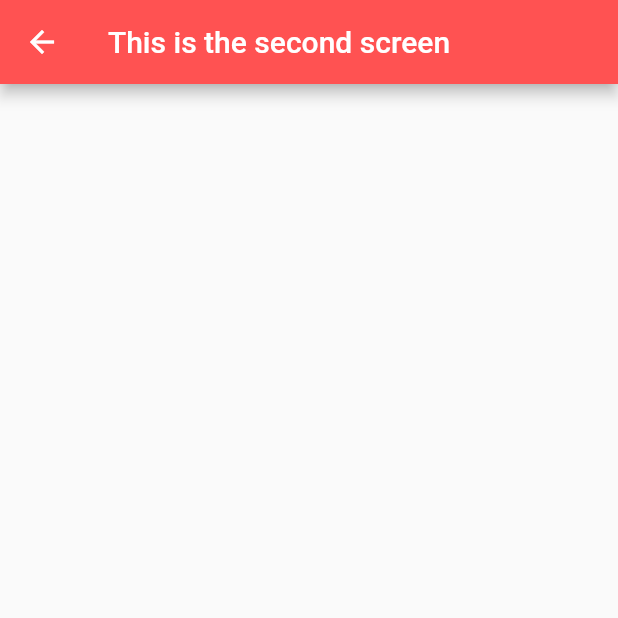
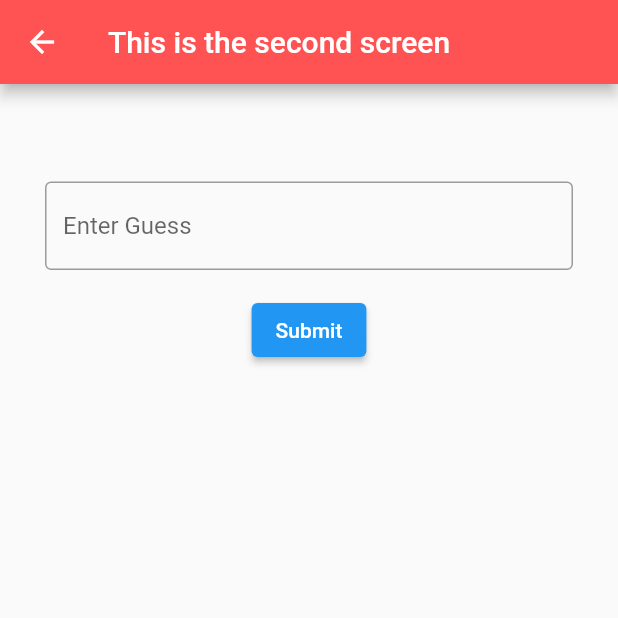
Before and after one commit to cathymariza/wrd-masters, a Flutter app: the WordScreen screen opened directly with empty values, on a phone screen of 412 x 824 dp, the top half of it. Run offline on Flutter 3.47's test engine with Material 2 defaults, Android fonts, the light colour scheme and no system bars; project files that could hold a hidden picture were left out.

```diff
--- a/word_masters/lib/main.dart
+++ b/word_masters/lib/main.dart
@@ -20,14 +20,18 @@ class MyApp extends StatelessWidget {
   Widget build(BuildContext context) {
     return MaterialApp(
       title: 'Word Masters',
+      /*theme: ThemeData(
+        primarySwatch: Colors.blue,
+      ),
+      home: const MyHomePage(title: 'Word Masters'),*/
       theme: ThemeData(
         primarySwatch: Colors.blue,
+        visualDensity: VisualDensity.adaptivePlatformDensity,
       ),
-      home: const MyHomePage(title: 'Word Masters'),
+      home: MyHomePage(title: 'Networking Demo'),
     );
   }
 }
-
 class MyHomePage extends StatefulWidget {
   const MyHomePage({super.key, required this.title});
 
@@ -36,8 +40,61 @@ class MyHomePage extends StatefulWidget {
   @override
   State<MyHomePage> createState() => _MyHomePageState();
 }
+class _MyHomePageState extends State<MyHomePage> {
+  int _counter = 0;
 
-class _MyHomePageState extends State<MyHomePage>
+  void _incrementCounter() {
+    setState(() {
+      _counter++;
+    });
+  }
+
+  @override
+  Widget build(BuildContext context) {
+    return Scaffold(
+      appBar: AppBar(
+        // Here we take the value from the MyHomePage object that was created by
+        // the App.build method, and use it to set our appbar title.
+        title: Text(widget.title),
+      ),
+      body: Column(
+          mainAxisAlignment: MainAxisAlignment.center,
+          children: <Widget>[
+            Center(
+              child: ElevatedButton(
+                child: const Text('Open route'),
+                onPressed: () {
+                  Navigator.push(
+                    context,
+                    MaterialPageRoute(builder: (context) => LevelScreen(title: "Welcome")),
+            );
+          },
+        ),
+)
+            /*Text(
+              '$_counter',
+              style: Theme.of(context).textTheme.headline4,
+            ),*/
+          ],
+        ),
+      );
+  }
+}
+
+
+
+class LevelScreen extends StatefulWidget{
+  LevelScreen({super.key, required this.title});
+
+  final String title;
+
+  @override
+  //_LevelScreenState createState() => _LevelScreenState();
+  _LevelScreenState createState() => _LevelScreenState();
+}
+
+
+class _LevelScreenState extends State<LevelScreen>
     with SingleTickerProviderStateMixin {
   late double _scale;
   late AnimationController _controller;
@@ -79,8 +136,8 @@ class _MyHomePageState extends State<MyHomePage>
                 child: GestureDetector(
                   onTap: () async {
                     String word = await _chooseWord("easy");
-                    gamePageNav(word);
-                    print(word);
+                    List words = await _wordList();
+                    gamePageNav(word, words);
                   },
                   child: Transform.scale(
                     scale: _scale,
@@ -96,8 +153,8 @@ class _MyHomePageState extends State<MyHomePage>
               child: GestureDetector(
                 onTap: () async {
                   String word = await _chooseWord("medium");
-                  gamePageNav(word);
-                  print(word);
+                  List words = await _wordList();
+                  gamePageNav(word, words);
                 },
                 child: Transform.scale(
                   scale: _scale,
@@ -114,13 +171,13 @@ class _MyHomePageState extends State<MyHomePage>
               child: GestureDetector(
                 onTap: () async {
                   String word = await _chooseWord("hard");
-                  gamePageNav(word);
-                  print(word);
+                  List words = await _wordList();
+                  gamePageNav(word, words);
                 },
                 child: Transform.scale(
                   scale: _scale,
                   child: Button(
-                    start: const Color(0xFF2DC1C13),
+                    start: const Color(0xFFDC1C13),
                     end: const Color(0xFFDC1C13),
                     name: 'Hard',
                   ),
@@ -138,27 +195,19 @@ class _MyHomePageState extends State<MyHomePage>
     );
   }
 
-  void gamePageNav(String word) {
+
+  void gamePageNav(String word, List words) {
     Navigator.push(
       context,
       MaterialPageRoute(
-          builder: (context) => FriendScreen(
-                key: const Key("Friend Screen"),
-                title: "Welcome",
-              )),
+          builder: (context) => WordScreen(
+              key: const Key("Word Screen"), word: word, words: words)),
     );
   }
 
   void _onTapDown(TapDownDetails details) {
     _controller.forward();
 
-    // Navigator.push(
-    //   context,
-    //   MaterialPageRoute(
-    //       builder: (context) => const WordScreen(
-    //             key: Key("Word Screen"),
-    //           )),
-    // );
   }
 
   void _onTapUp(TapUpDetails details) {
@@ -181,9 +230,112 @@ class _MyHomePageState extends State<MyHomePage>
 
     return word;
   }
+  Future<List> _wordList() async {
+    var words = [];
+    await rootBundle.loadString('assets/english3.txt').then((q) {
+      for (String i in const LineSplitter().convert(q)) {
+        words.add(i);
+      }
+    });
+    //print(words);
+    return words; // i just really want this word list
+  }
 }
 
 class WordScreen extends StatefulWidget {
+  WordScreen({Key? key, required this.word, required this.words})
+      : super(key: key);
+
+  String word;
+  List words;
+
+  @override
+  _WordScreenState createState() => _WordScreenState(word, words);
+}
+
+// add a field that requires a word to passed to create this screen
+class _WordScreenState extends State<WordScreen> {
+  _WordScreenState(this.word, this.words);
+  String word;
+  List words;
+
+  // ALSO I ADDED THIS
+  final _entryForm = GlobalKey<FormState>(); // for validator
+
+  // i just want the dictionary to check validation -- currently not working
+  Future<List> _wordList() async {
+    var words = [];
+    await rootBundle.loadString('assets/english3.txt').then((q) {
+      for (String i in const LineSplitter().convert(q)) {
+        words.add(i);
+      }
+    });
+    print(words);
+    return words; // i just really want this word list
+  } // AND THIS
+
+  @override
+  Widget build(BuildContext context) {
+    //var words = await _wordList();
+    return Scaffold(
+      appBar: AppBar(
+        title: Text("This is the second screen"),
+        backgroundColor: Colors.redAccent,
+      ),
+      body: Container(
+          alignment: Alignment.center,
+          padding: const EdgeInsets.all(30),
+          child: Column(children: [
+            Text(
+              "$word",
+              style: TextStyle(fontSize: 30),
+            ),
+
+            //// EVERYTHING i ADDED STARTS HERE
+            Form(
+              key: _entryForm,
+              child: TextFormField(
+                key: const Key('formKey'),
+                decoration: InputDecoration(
+                    border: OutlineInputBorder(), hintText: 'Enter Guess'),
+                validator: (inputValue) {
+                  if (inputValue == word) {
+                    return "woohoo!";
+                  }
+                  if (inputValue == null || inputValue.isEmpty) {
+                    return 'Please enter a guess';
+                  }
+                  if (words.contains(inputValue)) {
+                    return "good guess but not the right word";
+                  }
+                  if (inputValue.length != word.length) {
+                    return "word length doesn't match";
+                  } else {
+                    return "not a valid word, try again";
+                  }
+                },
+              ),
+            ),
+            //this button validates submitted answer
+            Padding(
+              padding: const EdgeInsets.symmetric(vertical: 16.0),
+              child: ElevatedButton(
+                onPressed: () {
+                  // Validate returns true if the form is valid, or false otherwise.
+                  if (_entryForm.currentState!.validate()) {
+                    ScaffoldMessenger.of(context).showSnackBar(
+                      const SnackBar(content: Text('Processing Guess')),
+                    );
+                  }
+                },
+                child: const Text('Submit'),
+              ),
+            ),
+          ])),
+    );
+
+
+/*class WordScreen extends StatefulWidget {
   WordScreen({Key? key, required this.word}) : super(key: key);
 
   String word;
@@ -201,7 +353,7 @@ class _WordScreenState extends State<WordScreen> {
   Widget build(BuildContext context) {
     return Scaffold(
       appBar: AppBar(
-        title: Text("This is the second screen"),
+        title: Text("Word Screen"),
         backgroundColor: Colors.redAccent,
       ),
       body: Container(
@@ -214,9 +366,9 @@ class _WordScreenState extends State<WordScreen> {
             )
           ])),
     );
-  }
 }
-class FriendScreen extends StatefulWidget {
+
+/*class FriendScreen extends StatefulWidget {
   FriendScreen({Key? key, required this.title}) : super(key: key);
 
   final String title;
@@ -227,25 +379,67 @@ class FriendScreen extends StatefulWidget {
 
 // add a field that requires a word to passed to create this screen
 class _FriendScreenState extends State<FriendScreen> {
-  _FriendScreenState(this.title);
+  late double _scale;
+  late String word;
+  @override
+  void initState() {
+    _controller = AnimationController(
+      vsync: this,
+      duration: const Duration(
+        milliseconds: 200,
+      ),
+      lowerBound: 0.0,
+      upperBound: 0.1,
+    )..addListener(() {
+        setState(() {});
+      });
+    super.initState();
+  }
+
+  @override
+  void dispose() {
+    super.dispose();
+    _controller.dispose();
+  }
   String title;
 
   @override
   Widget build(BuildContext context) {
+    _scale = 1 - _controller.value;
     return Scaffold(
       appBar: AppBar(
-        title: Text("This is the second screen"),
+        title: Text("Friend Screen"),
         backgroundColor: Colors.blueGrey,
       ),
-      body: Container(
-          alignment: Alignment.center,
-          padding: EdgeInsets.all(30),
-          child: Column(children: [
-            Text(
-              "Hi",
-              style: TextStyle(fontSize: 30),
-            )
-          ])),
-    );
-  }
+      body: Center(
+        child: Column(
+          mainAxisAlignment: MainAxisAlignment.center,
+          children: <Widget>[
+            Padding(
+                padding: const EdgeInsets.all(16.0),
+                child: GestureDetector(
+                  onTap: () async {
+                    //String word = await _chooseWord("easy");
+                    FriendPageNav();
+                    print(word);
+                  },
+                  child: Transform.scale(
+                    scale: _scale,
+                    child: Button(
+                      start: const Color(0xFF2EB62C),
+                      end: const Color(0xFF2EB62C),
+                      name: 'Easy',
+                    ),
+                  ),
+                )),
+  void FriendPageNav() {
+    Navigator.push(
+      context,
+      MaterialPageRoute(
+          builder: (context) => WordScreen(
+                key: const Key("Word Screen"),
+                title: "Welcome",
+              )),*/*/
+
 }
+}
```
